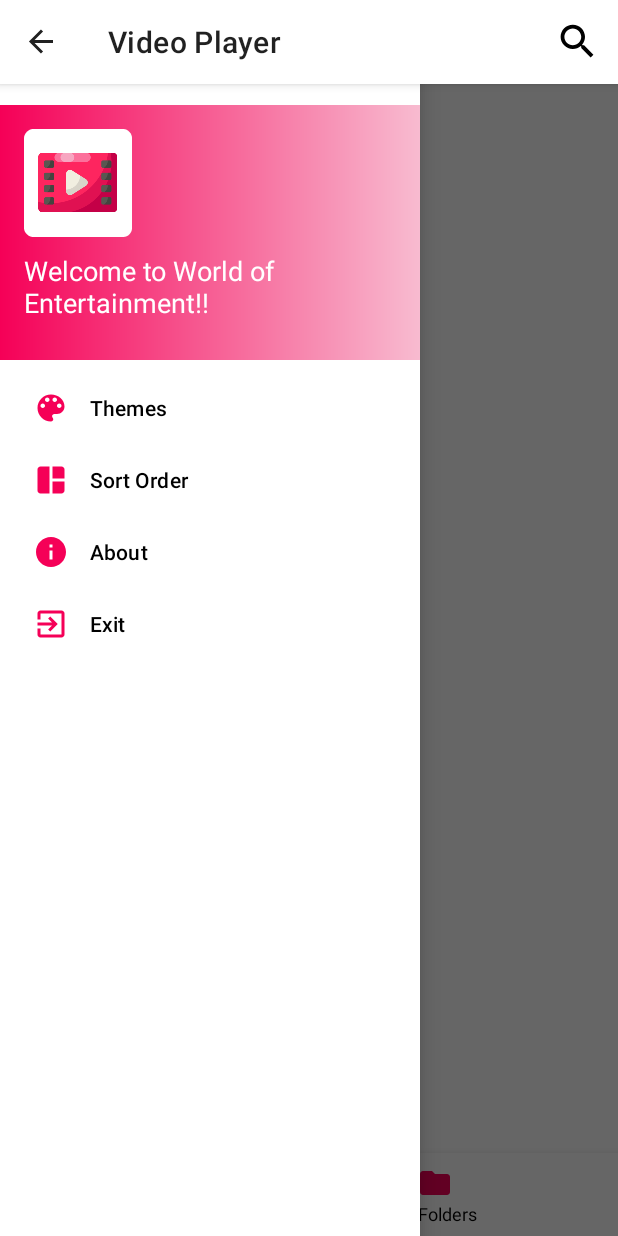
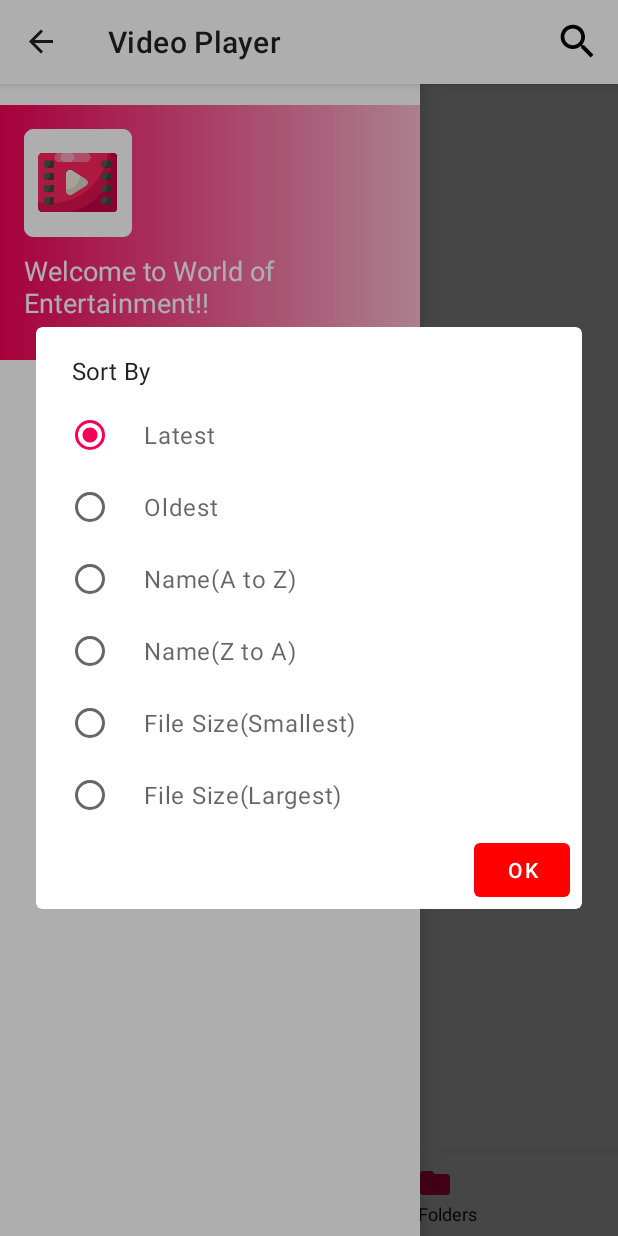
Before and after one commit to HarshAndroid/VideoPlayer, an Android app: the screen it shows after launch (MainActivity), after a tap on "Sort Order", on a phone screen of 412 x 824 dp. Run offline under Robolectric (Android 15) with nearby library versions, the phone set to English and light mode, and no system bars; 3 other taps on this screen came first.

Commit message:
Initial Commit.

```diff
--- a/app/src/main/java/com/harshRajpurohit/videoPlayer/MainActivity.kt
+++ b/app/src/main/java/com/harshRajpurohit/videoPlayer/MainActivity.kt
@@ -13,6 +13,7 @@ import android.view.MenuItem
 import android.widget.LinearLayout
 import android.widget.Toast
 import androidx.appcompat.app.ActionBarDrawerToggle
+import androidx.appcompat.app.AlertDialog
 import androidx.appcompat.app.AppCompatActivity
 import androidx.core.app.ActivityCompat
 import androidx.fragment.app.Fragment
@@ -26,6 +27,9 @@ class MainActivity : AppCompatActivity() {
 
     private lateinit var binding: ActivityMainBinding
     private lateinit var toggle: ActionBarDrawerToggle
+    private val sortList = arrayOf(MediaStore.Video.Media.DATE_ADDED + " DESC", MediaStore.Video.Media.DATE_ADDED,
+        MediaStore.Video.Media.TITLE, MediaStore.Video.Media.TITLE + " DESC", MediaStore.Video.Media.SIZE,
+        MediaStore.Video.Media.SIZE + " DESC")
 
     companion object{
         lateinit var videoList: ArrayList<Video>
@@ -33,6 +37,7 @@ class MainActivity : AppCompatActivity() {
         lateinit var searchList: ArrayList<Video>
         var search: Boolean = false
         var themeIndex: Int = 0
+        private var sortValue: Int = 0
         val themesList = arrayOf(R.style.coolPinkNav, R.style.coolBlueNav, R.style.coolPurpleNav, R.style.coolGreenNav,
         R.style.coolRedNav, R.style.coolBlackNav)
     }
@@ -87,7 +92,28 @@ class MainActivity : AppCompatActivity() {
                     bindingTV.themeRed.setOnClickListener { saveTheme(4) }
                     bindingTV.themeBlack.setOnClickListener { saveTheme(5) }
                 }
-                R.id.sortOrderNav-> Toast.makeText(this, "Sort Order", Toast.LENGTH_SHORT).show()
+                R.id.sortOrderNav-> {
+                    val menuItems = arrayOf("Latest", "Oldest", "Name(A to Z)", "Name(Z to A)", "File Size(Smallest)"
+                    , "File Size(Largest)")
+                    var value = sortValue
+                    val dialog = MaterialAlertDialogBuilder(this)
+                        .setTitle("Sort By")
+                        .setPositiveButton("OK"){_, _ ->
+                            val sortEditor = getSharedPreferences("Sorting", MODE_PRIVATE).edit()
+                            sortEditor.putInt("sortValue", value)
+                            sortEditor.apply()
+
+                            //for restarting app
+                            finish()
+                            startActivity(intent)
+                        }
+                        .setSingleChoiceItems(menuItems, sortValue){_, pos ->
+                            value = pos
+                        }
+                        .create()
+                    dialog.show()
+                    dialog.getButton(AlertDialog.BUTTON_POSITIVE).setBackgroundColor(Color.RED)
+                }
                 R.id.aboutNav -> startActivity(Intent(this, AboutActivity::class.java))
                 R.id.exitNav -> exitProcess(1)
             }
@@ -137,13 +163,16 @@ class MainActivity : AppCompatActivity() {
 
     @SuppressLint("InlinedApi", "Recycle", "Range")
     private fun getAllVideos(): ArrayList<Video>{
+        val sortEditor = getSharedPreferences("Sorting", MODE_PRIVATE)
+        sortValue = sortEditor.getInt("sortValue", 0)
+
         val tempList = ArrayList<Video>()
         val tempFolderList = ArrayList<String>()
         val projection = arrayOf(MediaStore.Video.Media.TITLE, MediaStore.Video.Media.SIZE, MediaStore.Video.Media._ID,
             MediaStore.Video.Media.BUCKET_DISPLAY_NAME, MediaStore.Video.Media.DATA, MediaStore.Video.Media.DATE_ADDED,
             MediaStore.Video.Media.DURATION, MediaStore.Video.Media.BUCKET_ID)
         val cursor = this.contentResolver.query(MediaStore.Video.Media.EXTERNAL_CONTENT_URI, projection, null, null,
-            MediaStore.Video.Media.DATE_ADDED + " DESC")
+            sortList[sortValue])
         if(cursor != null)
             if(cursor.moveToNext())
                 do {
```
